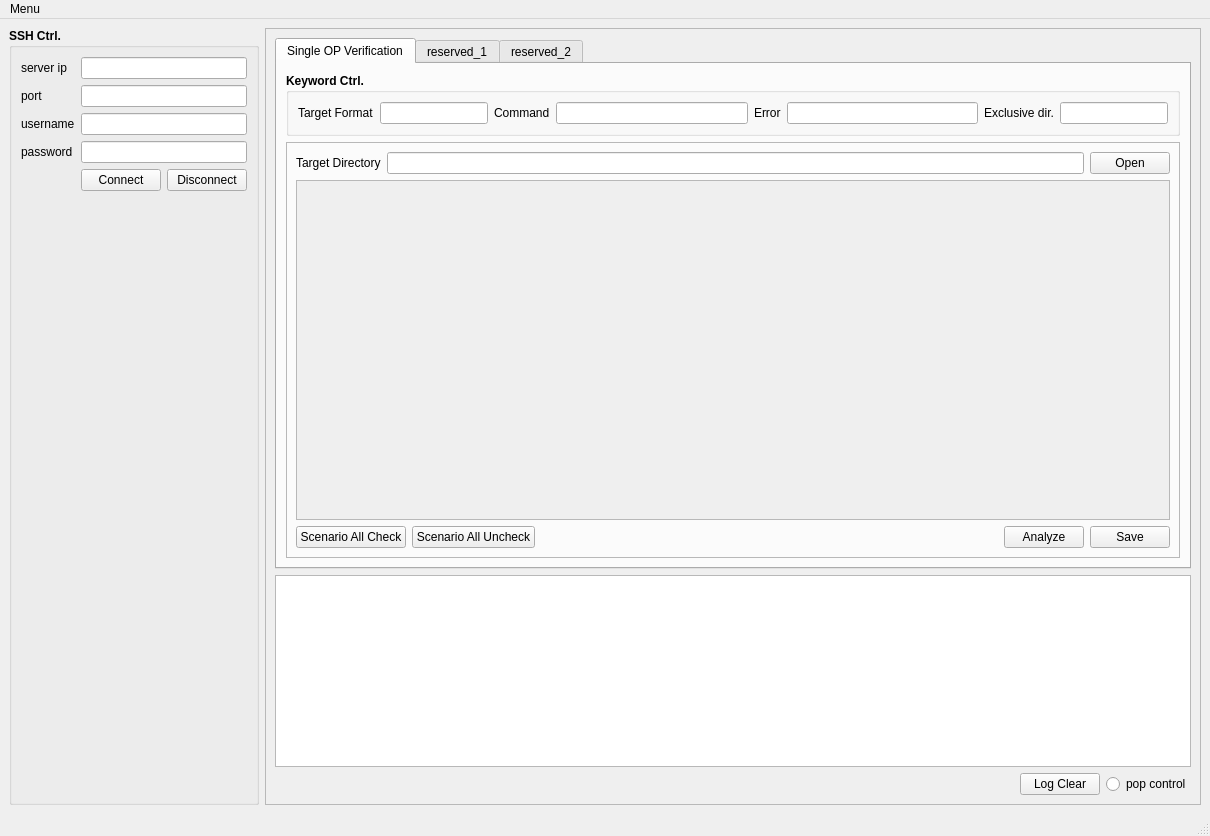
Above: ssh_gui/source/ui_designer/main_frame.ui from tom-shin/op_model_verification before the change. Below: the same form after it.
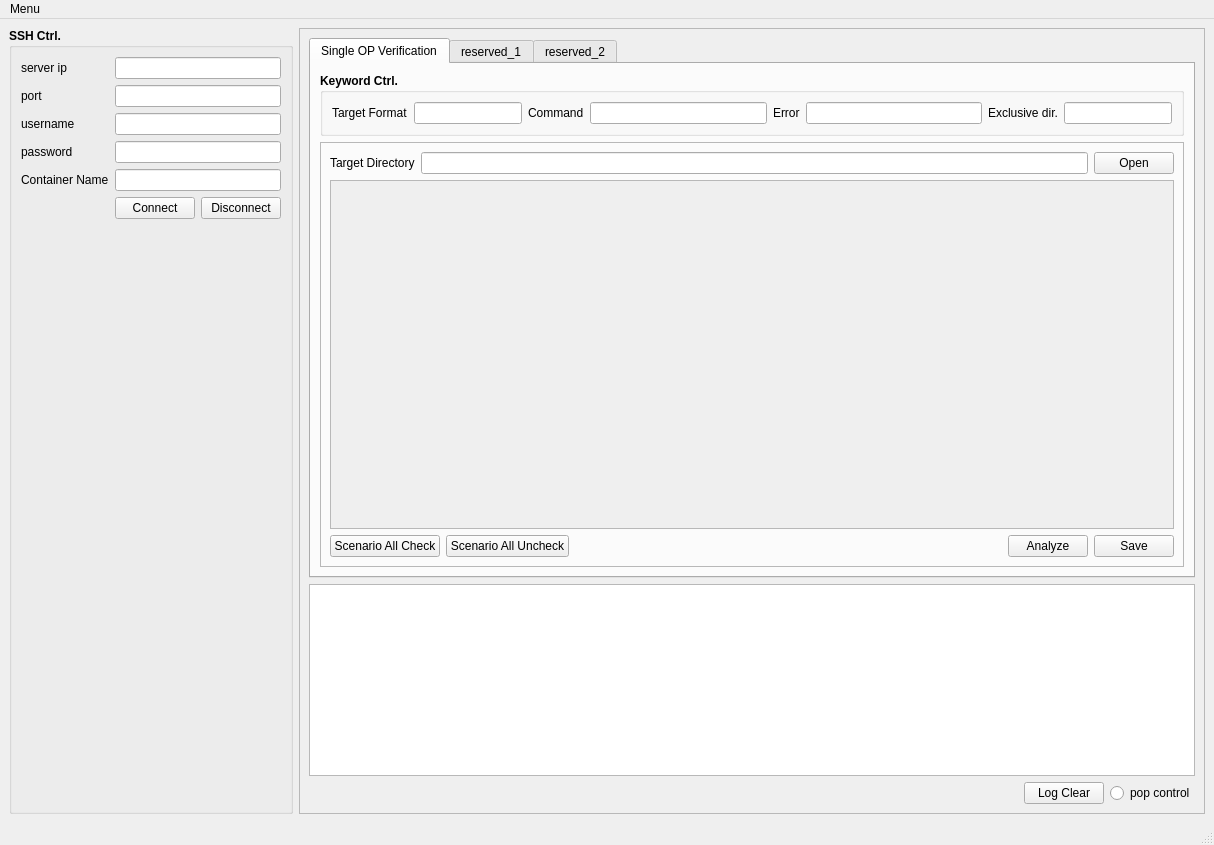
That is the form after the change.

What changed in the file:
```diff
--- a/ssh_gui/source/ui_designer/main_frame.ui
+++ b/ssh_gui/source/ui_designer/main_frame.ui
@@ -6,8 +6,8 @@
    <rect>
     <x>0</x>
     <y>0</y>
-    <width>1210</width>
-    <height>836</height>
+    <width>1214</width>
+    <height>845</height>
    </rect>
   </property>
   <property name="windowTitle">
@@ -134,6 +134,61 @@
            </property>
           </widget>
          </item>
+         <item row="6" column="1">
+          <layout class="QHBoxLayout" name="horizontalLayout_3">
+           <item>
+            <widget class="QPushButton" name="connectpushButton">
+             <property name="sizePolicy">
+              <sizepolicy hsizetype="Fixed" vsizetype="Fixed">
+               <horstretch>0</horstretch>
+               <verstretch>0</verstretch>
+              </sizepolicy>
+             </property>
+             <property name="font">
+              <font>
+               <weight>50</weight>
+               <bold>false</bold>
+              </font>
+             </property>
+             <property name="text">
+              <string>Connect</string>
+             </property>
+            </widget>
+           </item>
+           <item>
+            <widget class="QPushButton" name="disconnectpushButton">
+             <property name="sizePolicy">
+              <sizepolicy hsizetype="Fixed" vsizetype="Fixed">
+               <horstretch>0</horstretch>
+               <verstretch>0</verstretch>
+              </sizepolicy>
+             </property>
+             <property name="font">
+              <font>
+               <weight>50</weight>
+               <bold>false</bold>
+              </font>
+             </property>
+             <property name="text">
+              <string>Disconnect</string>
+             </property>
+            </widget>
+           </item>
+          </layout>
+         </item>
+         <item row="4" column="0">
+          <widget class="QLabel" name="container_label">
+           <property name="font">
+            <font>
+             <weight>50</weight>
+             <bold>false</bold>
+            </font>
+           </property>
+           <property name="text">
+            <string>Container Name</string>
+           </property>
+          </widget>
+         </item>
          <item row="3" column="0">
           <widget class="QLabel" name="label_7">
            <property name="sizePolicy">
@@ -170,46 +225,20 @@
           </widget>
          </item>
          <item row="4" column="1">
-          <layout class="QHBoxLayout" name="horizontalLayout_3">
-           <item>
-            <widget class="QPushButton" name="connectpushButton">
-             <property name="sizePolicy">
-              <sizepolicy hsizetype="Fixed" vsizetype="Fixed">
-               <horstretch>0</horstretch>
-               <verstretch>0</verstretch>
-              </sizepolicy>
-             </property>
-             <property name="font">
-              <font>
-               <weight>50</weight>
-               <bold>false</bold>
-              </font>
-             </property>
-             <property name="text">
-              <string>Connect</string>
-             </property>
-            </widget>
-           </item>
-           <item>
-            <widget class="QPushButton" name="disconnectpushButton">
-             <property name="sizePolicy">
-              <sizepolicy hsizetype="Fixed" vsizetype="Fixed">
-               <horstretch>0</horstretch>
-               <verstretch>0</verstretch>
-              </sizepolicy>
-             </property>
-             <property name="font">
-              <font>
-               <weight>50</weight>
-               <bold>false</bold>
-              </font>
-             </property>
-             <property name="text">
-              <string>Disconnect</string>
-             </property>
-            </widget>
-           </item>
-          </layout>
+          <widget class="QLineEdit" name="containerlineEdit">
+           <property name="sizePolicy">
+            <sizepolicy hsizetype="Minimum" vsizetype="Fixed">
+             <horstretch>0</horstretch>
+             <verstretch>0</verstretch>
+            </sizepolicy>
+           </property>
+           <property name="font">
+            <font>
+             <weight>50</weight>
+             <bold>false</bold>
+            </font>
+           </property>
+          </widget>
          </item>
         </layout>
        </item>
@@ -285,8 +314,8 @@
                   <rect>
                    <x>0</x>
                    <y>0</y>
-                   <width>854</width>
-                   <height>311</height>
+                   <width>823</width>
+                   <height>320</height>
                   </rect>
                  </property>
                  <layout class="QVBoxLayout" name="verticalLayout_11">
@@ -900,7 +929,7 @@
     <rect>
      <x>0</x>
      <y>0</y>
-     <width>1210</width>
+     <width>1214</width>
      <height>21</height>
     </rect>
    </property>
```
